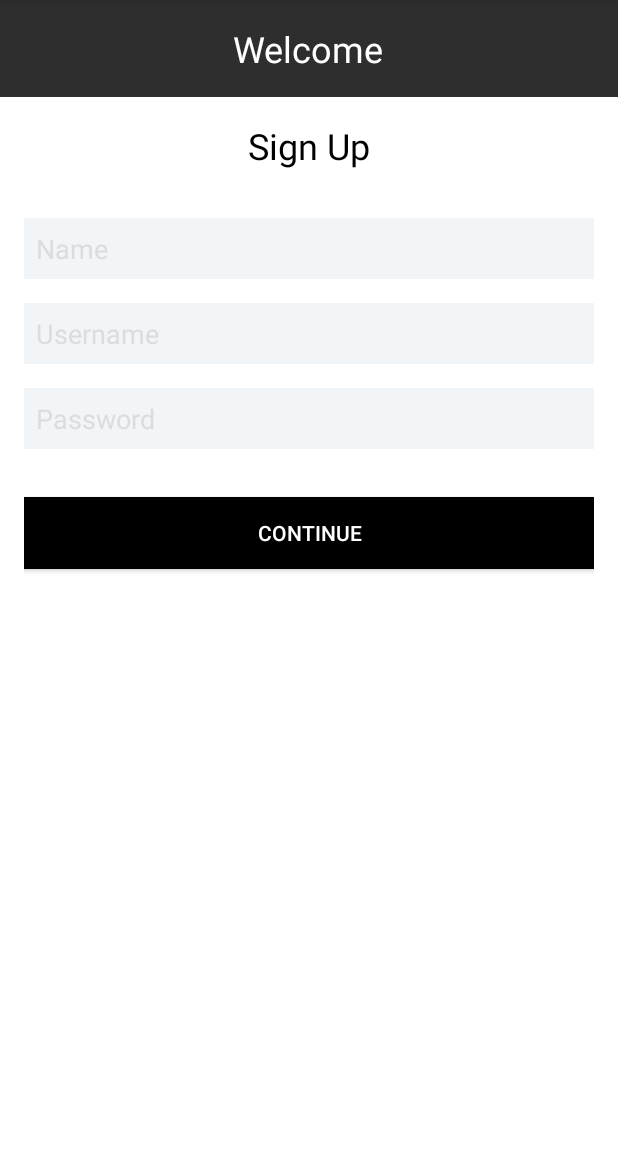
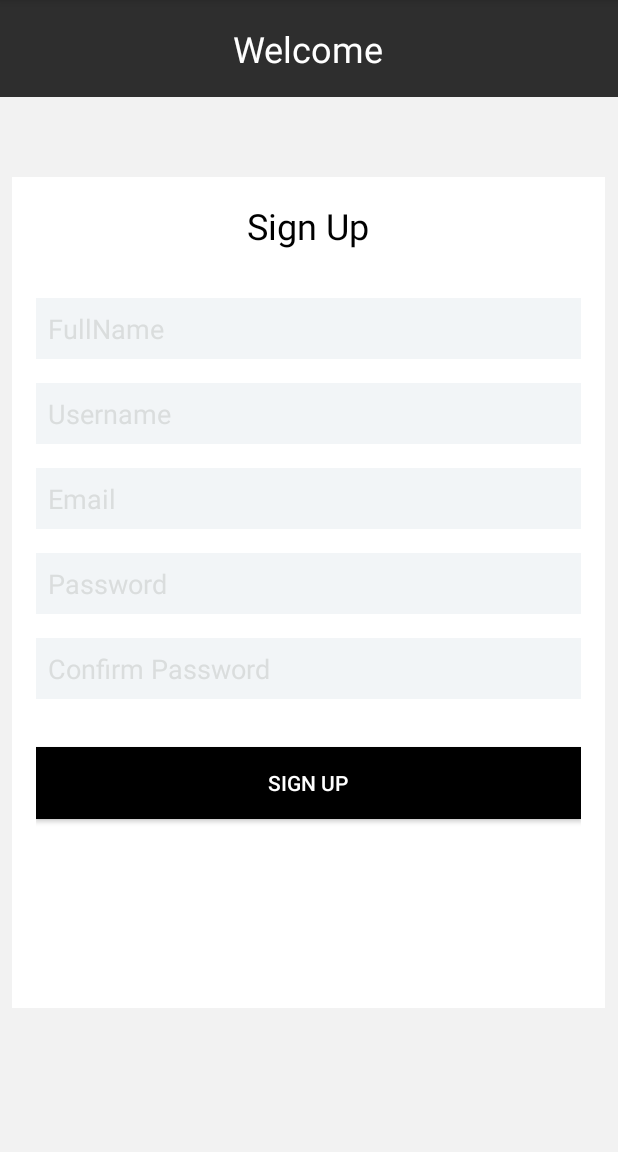
Before and after one commit to moevm/adfmp1h23-scooter, an Android app: the SignUp screen opened directly, with no data from a screen before it, on a phone screen of 412 x 824 dp, the part 84-1236 px from its top. Run offline under Robolectric (Android 15) with nearby library versions, the phone set to English and light mode, and no system bars.

Commit message:
final sign up activity

```diff
--- a/app/src/main/res/layout/activity_sign_up.xml
+++ b/app/src/main/res/layout/activity_sign_up.xml
@@ -1,7 +1,9 @@
 <?xml version="1.0" encoding="utf-8"?>
 <RelativeLayout xmlns:android="http://schemas.android.com/apk/res/android"
     android:layout_width="match_parent"
-    android:layout_height="match_parent">
+    android:layout_height="match_parent"
+    android:background="@color/background_color"
+    >
 
     <!-- Top bar with "Welcome" label -->
     <RelativeLayout
@@ -23,9 +25,11 @@
 
     <!-- White view with sign up inputs -->
     <LinearLayout
-        android:layout_width="match_parent"
-        android:layout_height="match_parent"
+        android:layout_width="395dp"
+        android:layout_height="554dp"
         android:layout_below="@id/top_bar"
+        android:layout_centerInParent="true"
+        android:layout_marginTop="53dp"
         android:background="@color/white"
         android:orientation="vertical"
         android:padding="16dp">
@@ -34,11 +38,11 @@
             android:id="@+id/sign_up_label"
             android:layout_width="wrap_content"
             android:layout_height="wrap_content"
+            android:layout_gravity="center_horizontal"
+            android:layout_marginBottom="16dp"
             android:text="Sign Up"
             android:textColor="@color/black"
-            android:textSize="24sp"
-            android:layout_gravity="center_horizontal"
-            android:layout_marginBottom="16dp" />
+            android:textSize="24sp" />
 
         <EditText
             android:id="@+id/name_input"
@@ -47,7 +51,7 @@
             android:layout_marginTop="16dp"
             android:layout_marginBottom="8dp"
             android:background="@color/input_background"
-            android:hint="Name"
+            android:hint="FullName"
             android:padding="8dp"
             android:textColor="@color/input_text_color"
             android:textColorHighlight="@color/input_text_color"
@@ -59,43 +63,72 @@
             android:id="@+id/username_input"
             android:layout_width="match_parent"
             android:layout_height="wrap_content"
-            android:hint="Username"
-            android:textColor="@color/input_text_color"
-            android:background="@color/input_background"
-            android:padding="8dp"
             android:layout_marginTop="8dp"
             android:layout_marginBottom="8dp"
+            android:background="@color/input_background"
+            android:hint="Username"
+            android:padding="8dp"
+            android:textColor="@color/input_text_color"
             android:textColorHighlight="@color/input_text_color"
             android:textColorHint="@color/input_text_color"
             android:textColorLink="@color/input_text_color"
-            android:textCursorDrawable="@color/input_text_color"
-            />
+            android:textCursorDrawable="@color/input_text_color" />
+
+        <EditText
+            android:id="@+id/email_input"
+            android:layout_width="match_parent"
+            android:layout_height="wrap_content"
+            android:layout_marginTop="8dp"
+            android:layout_marginBottom="8dp"
+            android:background="@color/input_background"
+            android:hint="Email"
+            android:padding="8dp"
+            android:textColor="@color/input_text_color"
+            android:textColorHighlight="@color/input_text_color"
+            android:textColorHint="@color/input_text_color"
+            android:textColorLink="@color/input_text_color"
+            android:textCursorDrawable="@color/input_text_color" />
 
         <EditText
             android:id="@+id/password_input"
             android:layout_width="match_parent"
             android:layout_height="wrap_content"
+            android:layout_marginTop="8dp"
+            android:layout_marginBottom="8dp"
+            android:background="@color/input_background"
             android:hint="Password"
             android:inputType="textPassword"
+            android:padding="8dp"
             android:textColor="@color/input_text_color"
-            android:background="@color/input_background"
-            android:padding="8dp"
-            android:layout_marginTop="8dp"
-            android:layout_marginBottom="16dp"
             android:textColorHighlight="@color/input_text_color"
             android:textColorHint="@color/input_text_color"
             android:textColorLink="@color/input_text_color"
-            android:textCursorDrawable="@color/input_text_color"
-            />
+            android:textCursorDrawable="@color/input_text_color" />
+
+        <EditText
+            android:id="@+id/confirm_password_input"
+            android:layout_width="match_parent"
+            android:layout_height="wrap_content"
+            android:layout_marginTop="8dp"
+            android:layout_marginBottom="16dp"
+            android:background="@color/input_background"
+            android:hint="Confirm Password"
+            android:inputType="textPassword"
+            android:padding="8dp"
+            android:textColor="@color/black"
+            android:textColorHighlight="@color/input_text_color"
+            android:textColorHint="@color/input_text_color"
+            android:textColorLink="@color/input_text_color"
+            android:textCursorDrawable="@color/input_text_color" />
 
         <Button
             android:id="@+id/continue_button"
             android:layout_width="match_parent"
             android:layout_height="wrap_content"
-            android:text="Continue"
-            android:textColor="@color/white"
+            android:layout_marginTop="16dp"
             android:background="@color/black"
-            android:layout_marginTop="16dp"/>
+            android:text="Sign Up"
+            android:textColor="@color/white" />
 
     </LinearLayout>
 </RelativeLayout>
--- a/app/src/main/res/values/colors.xml
+++ b/app/src/main/res/values/colors.xml
@@ -11,4 +11,5 @@
     <color name="input_background">#F2F5F7</color>
     <color name="top_bar_color">#2E2E2E</color>
     <color name="input_text_color">#DADDDD</color>
+    <color name="background_color">#F8F8F8F8</color>
 </resources>
```
